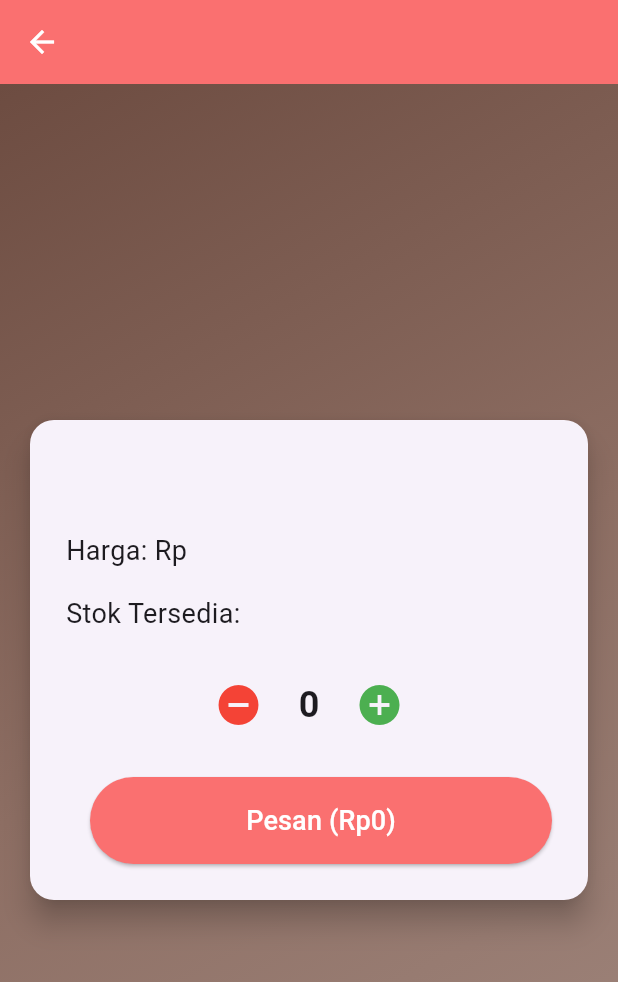
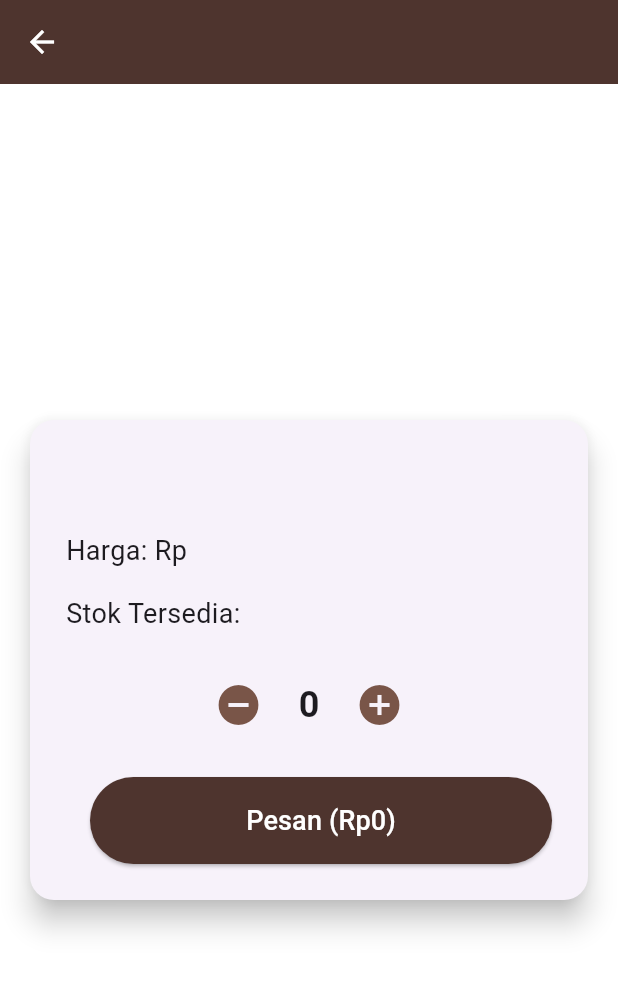
Before and after one commit to Febyayudyaa/kasir, a Flutter app: the Pembelianproduk screen opened directly with empty values, on a phone screen of 412 x 824 dp. Shown: the top 982 px of the screen. Run offline on Flutter 3.47's test engine with Material 3 defaults, Android fonts, the light colour scheme and no system bars; our stand-ins replace loading_animation_widget, supabase_flutter; accounts and stored records are empty.

Commit message:
commit 10

```diff
--- a/lib/admin/detailpenjualan/index.dart
+++ b/lib/admin/detailpenjualan/index.dart
@@ -2,7 +2,8 @@ import 'package:flutter/material.dart';
 import 'package:supabase_flutter/supabase_flutter.dart';
 
 class IndexDetailJual extends StatefulWidget {
-  const IndexDetailJual({super.key});
+  final Map<String, dynamic> prd;
+  const IndexDetailJual({Key? key, required this.prd}) : super(key: key);
 
   @override
   State<IndexDetailJual> createState() => _IndexDetailJualState();
--- a/lib/admin/pelanggan/index.dart
+++ b/lib/admin/pelanggan/index.dart
@@ -171,7 +171,7 @@ class _PelangganTabState extends State<PelangganTab> {
           );
         },
         child: Icon(Icons.add),
-        backgroundColor: Colors.brown[600],
+        backgroundColor: Colors.brown[800],
         foregroundColor: Colors.white,
       ),
     );
--- a/lib/admin/pelanggan/update.dart
+++ b/lib/admin/pelanggan/update.dart
@@ -1,5 +1,5 @@
 import 'package:flutter/material.dart';
-import 'package:kasirr/petugas/homepenjualan.dart';
+import 'package:kasirr/homepenjualan.dart';
 import 'package:supabase_flutter/supabase_flutter.dart';
 
 class EditPelanggan extends StatefulWidget {
--- a/lib/admin/penjualan/insert.dart
+++ b/lib/admin/penjualan/insert.dart
@@ -1,6 +1,6 @@
 import 'package:flutter/material.dart';
-import 'package:kasirr/petugas/homepenjualan.dart';
-import 'package:kasirr/petugas/main.dart';
+import 'package:kasirr/homepenjualan.dart';
+import 'package:kasirr/main.dart';
 import 'package:supabase_flutter/supabase_flutter.dart';
 
 class InsertPenjualan extends StatefulWidget {
--- a/lib/admin/penjualan/update.dart
+++ b/lib/admin/penjualan/update.dart
@@ -1,7 +1,7 @@
 import 'package:flutter/material.dart';
 import 'package:kasirr/admin/penjualan/index.dart';
-import 'package:kasirr/petugas/homepenjualan.dart';
-import 'package:kasirr/petugas/main.dart';
+import 'package:kasirr/homepenjualan.dart';
+import 'package:kasirr/main.dart';
 import 'package:supabase_flutter/supabase_flutter.dart';
 
 class UpdatePenjualan extends StatefulWidget {
--- a/lib/admin/produk/PembelianProduk.dart
+++ b/lib/admin/produk/PembelianProduk.dart
@@ -31,16 +31,14 @@ class _PembelianprodukState extends State<Pembelianproduk> {
         'PenjualanID': PenjualanID,
         'JumlahProduk': JumlahProduk,
         'Subtotal': Subtotal,
-      });
+      }).select();
 
-      if (response.error == null) {
+      print('Response dari Supabase: $response'); // Debugging
+
       ScaffoldMessenger.of(context).showSnackBar(
         const SnackBar(content: Text('Pesanan berhasil disimpan!')),
       );
       Navigator.pop(context);
-      } else {
-        throw response.error!;
-      }
     } catch (e) {
       ScaffoldMessenger.of(context).showSnackBar(
         SnackBar(content: Text('Gagal menyimpan pesanan: $e')),
@@ -53,7 +51,7 @@ class _PembelianprodukState extends State<Pembelianproduk> {
     final produk = widget.produk;
     final harga = produk['Harga'] ?? 0;
     final ProdukID = produk['ProdukID'] ?? 0;
-    final PenjualanID = 1; // Placeholder untuk ID penjualan
+    final PenjualanID = 1;
 
     return Scaffold(
       appBar: AppBar(
@@ -61,17 +59,11 @@ class _PembelianprodukState extends State<Pembelianproduk> {
           produk['NamaProduk'] ?? 'Detail Produk',
           style: const TextStyle(color: Colors.white),
         ),
-        backgroundColor: const Color(0xFFFA7070),
+        backgroundColor: Colors.brown[800],
         iconTheme: const IconThemeData(color: Colors.white),
       ),
       body: Container(
-        decoration: const BoxDecoration(
-          gradient: LinearGradient(
-              colors: [Color(0xFF6D4C41), Color(0xFF8D6E63), Color(0xFFA1887F)],
-            begin: Alignment.topLeft,
-            end: Alignment.bottomRight,
-          ),
-        ),
+        color: Colors.white,
         child: Center(
           child: Card(
             margin: const EdgeInsets.all(20),
@@ -102,7 +94,7 @@ class _PembelianprodukState extends State<Pembelianproduk> {
                     children: [
                       IconButton(
                         onPressed: () => updateJumlahProduk(harga, -1),
-                        icon: const Icon(Icons.remove_circle, size: 32, color: Colors.red),
+                        icon: const Icon(Icons.remove_circle, size: 32, color: Colors.brown),
                       ),
                       Padding(
                         padding: const EdgeInsets.symmetric(horizontal: 16),
@@ -113,7 +105,7 @@ class _PembelianprodukState extends State<Pembelianproduk> {
                       ),
                       IconButton(
                         onPressed: () => updateJumlahProduk(harga, 1),
-                        icon: const Icon(Icons.add_circle, size: 32, color: Colors.green),
+                        icon: const Icon(Icons.add_circle, size: 32, color: Colors.brown),
                       ),
                     ],
                   ),
@@ -123,19 +115,23 @@ class _PembelianprodukState extends State<Pembelianproduk> {
                       const SizedBox(width: 16),
                       Expanded(
                         child: ElevatedButton(
-                          onPressed: JumlahProduk > 0
-                              ? () async {
+                          onPressed: () async {
+                            if (JumlahProduk > 0) {
                               await insertDetailPenjualan(
                                 ProdukID,
                                 PenjualanID,
                                 JumlahProduk,
                                 Subtotal,
                               );
-                                } : () {
-                                  Navigator.push(context, MaterialPageRoute(builder: (context) => InsertProduk()));
+                            } else {
+                              Navigator.push(
+                                context,
+                                MaterialPageRoute(builder: (context) => InsertProduk()),
+                              );
+                            }
                           },
                           style: ElevatedButton.styleFrom(
-                            backgroundColor: const Color(0xFFFA7070),
+                            backgroundColor:Colors.brown[800],
                             padding: const EdgeInsets.symmetric(vertical: 16),
                           ),
                           child: Text(
--- a/lib/admin/registrasi/indexregistrasi.dart
+++ b/lib/admin/registrasi/indexregistrasi.dart
@@ -1,8 +1,8 @@
 import 'package:flutter/material.dart';
 import 'package:kasirr/admin/registrasi/insertregistrasi.dart';
 import 'package:kasirr/admin/registrasi/updateregistrasi.dart';
-import 'package:kasirr/petugas/homepenjualan.dart';
-import 'package:kasirr/petugas/main.dart';
+import 'package:kasirr/homepenjualan.dart';
+import 'package:kasirr/main.dart';
 import 'package:supabase_flutter/supabase_flutter.dart';
 
 class IndexRegistrasi extends StatefulWidget {
```
Also changed, not shown: lib/admin/produk/index.dart (+35 -18 lines), lib/admin/produk/insert.dart (+5 -11 lines), lib/admin/produk/update.dart (+9 -20 lines), lib/homepenjualan.dart (renamed from lib/petugas/homepenjualan.dart), lib/login.dart (renamed from lib/petugas/login.dart), lib/main.dart (renamed from lib/petugas/main.dart). Lines whose indentation alone changed are shown as unchanged.
